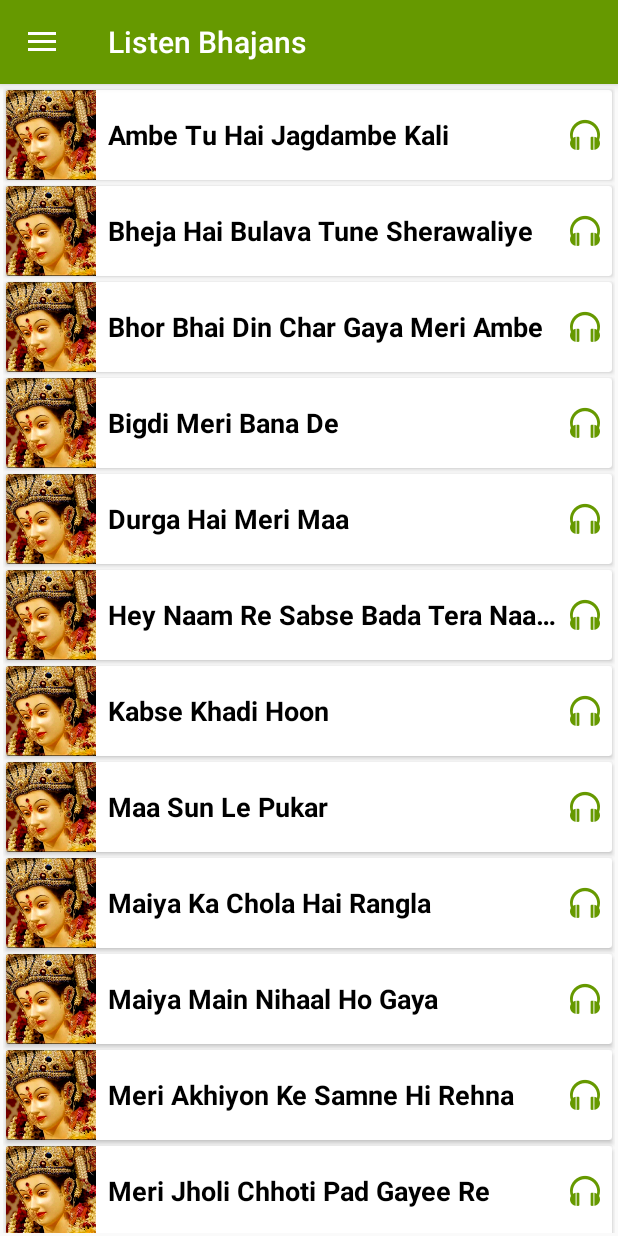
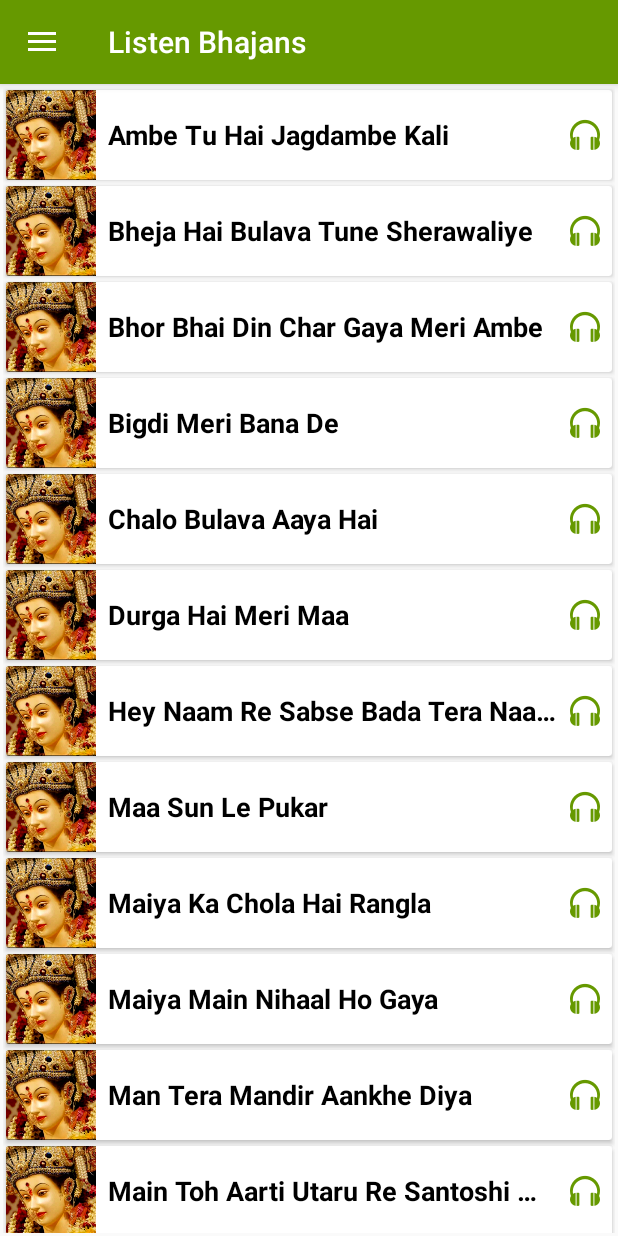
Before and after one commit to vivekmaheshsahu/Bh-jan, an Android app: the screen it shows after launch (HomeActivity), on a phone screen of 412 x 824 dp. Run offline under Robolectric (Android 15) with nearby library versions, the phone set to English and light mode, and no system bars; our stand-ins replace AdMob; 8 statements that could not run were skipped.

Commit message:
1. Added new devi bhajans total 20 songs

```diff
--- a/app/src/main/java/com/rajendra/bhajanaarti/activities/HomeActivity.kt
+++ b/app/src/main/java/com/rajendra/bhajanaarti/activities/HomeActivity.kt
@@ -107,7 +107,7 @@ class HomeActivity : AppCompatActivity(), NavigationView.OnNavigationItemSelecte
 
     fun loadAd(){
         val adRequest = AdRequest.Builder()
-                .addTestDevice("FD9F133038F995D8A876271BC9EBFCC0")
+                //.addTestDevice("FD9F133038F995D8A876271BC9EBFCC0")
                 .build()
         mInterstitialAd?.loadAd(adRequest)
     }
--- a/app/src/main/java/com/rajendra/bhajanaarti/fragments/HomeFragment.kt
+++ b/app/src/main/java/com/rajendra/bhajanaarti/fragments/HomeFragment.kt
@@ -36,12 +36,17 @@ class HomeFragment : Fragment(), View.OnClickListener, SongInfoAdapter.ProgressB
     private var viewRoot: View? = null
 
     companion object {
-        val songName = arrayOf("Ambe Tu Hai Jagdambe Kali", "Bheja Hai Bulava Tune Sherawaliye",
-                "Bhor Bhai Din Char Gaya Meri Ambe", "Bigdi Meri Bana De", "Durga Hai Meri Maa",
-                "Hey Naam Re Sabse Bada Tera Naam", "Kabse Khadi Hoon", "Maa Sun Le Pukar",
-                "Maiya Ka Chola Hai Rangla", "Maiya Main Nihaal Ho Gaya", "Meri Akhiyon Ke Samne Hi Rehna",
-                "Meri Jholi Chhoti Pad Gayee Re", "Na Main Mangu Sona Devi Bhajan", "Pyara Saja Hai Tera Dwar",
-                "Suno Suno Ek Kahani")
+        val songName = arrayOf("Ambe Tu Hai Jagdambe Kali",
+                "Bheja Hai Bulava Tune Sherawaliye", "Bhor Bhai Din Char Gaya Meri Ambe",
+                "Bigdi Meri Bana De", "Chalo Bulava Aaya Hai",
+                "Durga Hai Meri Maa", "Hey Naam Re Sabse Bada Tera Naam",
+                "Maa Sun Le Pukar", "Maiya Ka Chola Hai Rangla",
+                "Maiya Main Nihaal Ho Gaya", "Man Tera Mandir Aankhe Diya",
+                "Main Toh Aarti Utaru Re Santoshi Mata Ki", "Meri Akhiyon Ke Samne Hi Rehna",
+                "Meri Jholi Chhoti Pad Gayee Re", "Na Main Mangu Sona Devi Bhajan",
+                "Pyara Saja Hai Tera Dwar", "Sher Pe Sawar Hoke",
+                "Suno Suno Ek Kahani", "Tune Mujhe Bulaya Sherawaliye",
+                "Yahaan Wahaan Apni Santoshi Maa")
         val imageid = R.drawable.deviface_oldpic
     }
 
--- a/app/src/main/java/com/rajendra/bhajanaarti/utils/UserInterfaceUtils.kt
+++ b/app/src/main/java/com/rajendra/bhajanaarti/utils/UserInterfaceUtils.kt
@@ -18,7 +18,7 @@ object UserInterfaceUtils {
 
     fun loadAd(adView: AdView?){
         val adRequest = AdRequest.Builder()
-                .addTestDevice("FD9F133038F995D8A876271BC9EBFCC0")
+                //.addTestDevice("FD9F133038F995D8A876271BC9EBFCC0")
                 .build()
         adView?.loadAd(adRequest)
     }
--- a/app/src/main/res/values/styles.xml
+++ b/app/src/main/res/values/styles.xml
@@ -19,7 +19,7 @@
     <style name="AppTheme.PopupOverlay" parent="ThemeOverlay.AppCompat.Light" />
 
     <style name="NavDrawerTextStyle" parent="Base.TextAppearance.AppCompat">
-        <item name="android:textSize">@dimen/medium_text</item>
+        <item name="android:textSize">@dimen/large_text</item>
         <item name="android:textStyle">bold</item>
         <item name="android:color">@android:color/black</item>
     </style>
```
Also changed, not shown: app/src/main/java/com/rajendra/bhajanaarti/activities/MusicPlayerActivity.kt (+35 -15 lines).
